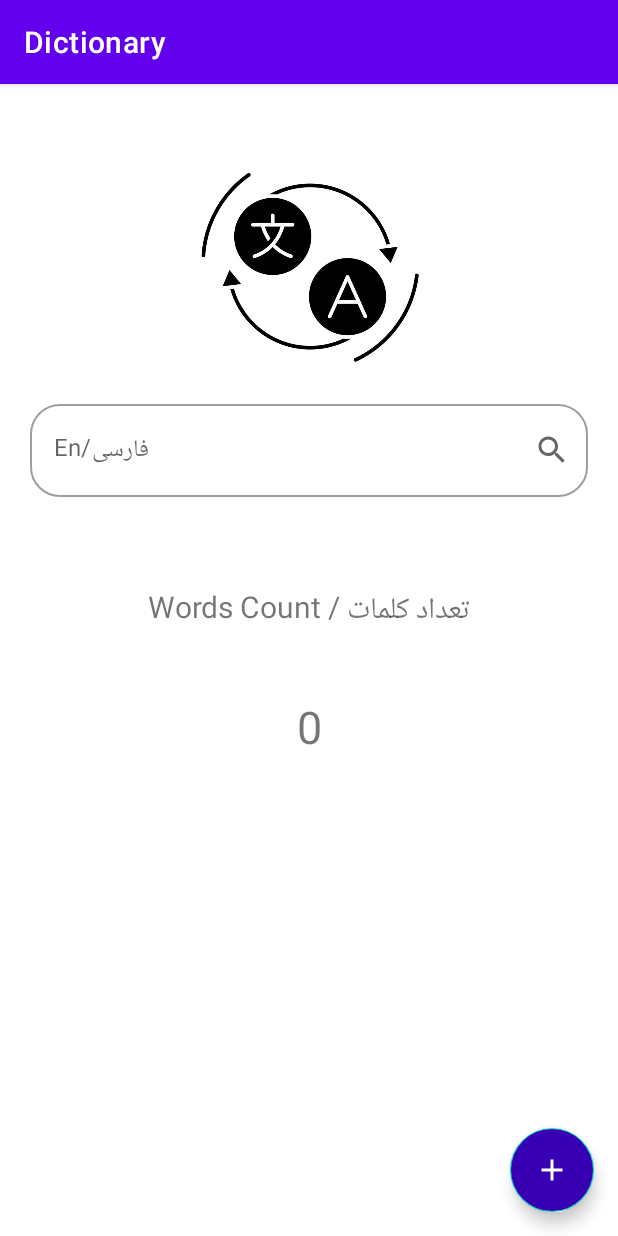
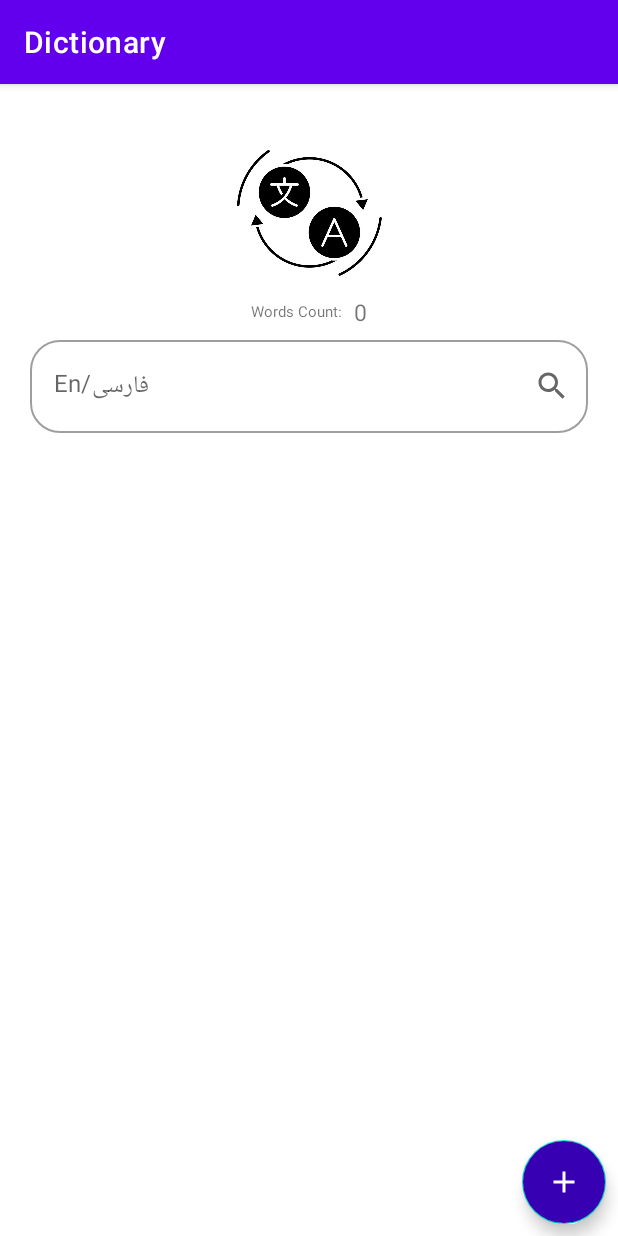
Before and after one commit to Zahra-Jannesari/DictionaryApp, an Android app: the screen it shows after launch (MainActivity), on a phone screen of 412 x 824 dp. Run offline under Robolectric (Android 15) with nearby library versions, the phone set to English and light mode, and no system bars; our stand-ins replace Room's generated code.

Commit message:
refactor main fragment xml to contain recycler view

```diff
--- a/app/src/main/res/layout/fragment_main.xml
+++ b/app/src/main/res/layout/fragment_main.xml
@@ -11,7 +11,7 @@
         style="@style/Widget.MaterialComponents.TextInputLayout.OutlinedBox"
         android:layout_width="match_parent"
         android:layout_height="wrap_content"
-        android:layout_margin="20dp"
+        android:layout_marginHorizontal="20dp"
         app:boxCornerRadiusBottomEnd="20dp"
         app:boxCornerRadiusBottomStart="20dp"
         app:boxCornerRadiusTopEnd="20dp"
@@ -20,9 +20,10 @@
         app:endIconMode="custom"
         app:hintAnimationEnabled="false"
         app:hintEnabled="false"
+        android:layout_marginTop="8dp"
         app:layout_constraintEnd_toEndOf="parent"
         app:layout_constraintStart_toStartOf="parent"
-        app:layout_constraintTop_toBottomOf="@+id/imageView">
+        app:layout_constraintTop_toBottomOf="@+id/linearLayout">
 
         <com.google.android.material.textfield.TextInputEditText
             android:id="@+id/editText_search"
@@ -35,57 +36,78 @@
 
     <ImageView
         android:id="@+id/imageView"
-        android:layout_width="150dp"
-        android:layout_height="150dp"
+        android:layout_width="100dp"
+        android:layout_height="100dp"
         android:src="@drawable/splash_icon"
         app:layout_constraintBottom_toBottomOf="parent"
         app:layout_constraintEnd_toEndOf="parent"
         app:layout_constraintStart_toStartOf="parent"
         app:layout_constraintTop_toTopOf="parent"
-        app:layout_constraintVertical_bias="0.07" />
+        app:layout_constraintVertical_bias="0.05" />
 
-    <androidx.coordinatorlayout.widget.CoordinatorLayout
-        android:layout_width="wrap_content"
-        android:layout_height="wrap_content"
-        app:layout_constraintBottom_toBottomOf="parent"
-        app:layout_constraintEnd_toEndOf="parent"
-        app:layout_constraintHorizontal_bias="1.0"
-        app:layout_constraintStart_toStartOf="parent">
 
     <com.google.android.material.floatingactionbutton.FloatingActionButton
         android:id="@+id/fab_add"
         android:layout_width="wrap_content"
         android:layout_height="wrap_content"
-            android:layout_margin="16dp"
+        android:layout_margin="8dp"
         android:backgroundTint="?attr/colorPrimaryVariant"
         android:src="@drawable/ic_baseline_add_24"
+        app:layout_constraintBottom_toBottomOf="parent"
+        app:layout_constraintEnd_toEndOf="parent"
+        app:layout_constraintHorizontal_bias="1.0"
+        app:layout_constraintStart_toStartOf="parent"
         app:tint="@color/white"
         tools:ignore="SpeakableTextPresentCheck" />
 
-    </androidx.coordinatorlayout.widget.CoordinatorLayout>
+
+    <LinearLayout
+        android:id="@+id/linearLayout"
+        android:layout_width="wrap_content"
+        android:layout_height="wrap_content"
+        android:layout_marginTop="8dp"
+        android:gravity="center"
+        android:orientation="horizontal"
+        app:layout_constraintEnd_toEndOf="parent"
+        app:layout_constraintStart_toStartOf="parent"
+        app:layout_constraintTop_toBottomOf="@+id/imageView">
 
         <TextView
             android:id="@+id/tv_wordCount"
             android:layout_width="wrap_content"
             android:layout_height="wrap_content"
-        android:text="Words Count / تعداد کلمات"
-        android:textSize="20sp"
-        app:layout_constraintBottom_toBottomOf="parent"
-        app:layout_constraintEnd_toEndOf="@+id/textField_search"
-        app:layout_constraintStart_toStartOf="@+id/textField_search"
-        app:layout_constraintTop_toBottomOf="@+id/textField_search"
-        app:layout_constraintVertical_bias="0.13" />
+            android:layout_marginHorizontal="4dp"
+            android:text="Words Count:"
+            android:textSize="10sp" />
 
         <TextView
             android:id="@+id/textView_wordsCounter"
             android:layout_width="wrap_content"
             android:layout_height="wrap_content"
-        android:text=""
-        android:textSize="30sp"
+            android:layout_marginHorizontal="4dp"
+            android:text="0"
+            android:textSize="15sp"
+            app:layout_constraintEnd_toEndOf="@+id/tv_wordCount"
+            app:layout_constraintHorizontal_bias="0.588"
+            app:layout_constraintStart_toStartOf="@+id/tv_wordCount"
+            tools:layout_editor_absoluteY="230dp" />
+    </LinearLayout>
+
+    <ScrollView
+        android:id="@+id/scrollView"
+        android:layout_width="0dp"
+        android:layout_height="0dp"
+        android:layout_marginVertical="8dp"
         app:layout_constraintBottom_toBottomOf="parent"
-        app:layout_constraintEnd_toEndOf="@+id/tv_wordCount"
-        app:layout_constraintStart_toStartOf="@+id/tv_wordCount"
-        app:layout_constraintTop_toBottomOf="@+id/tv_wordCount"
-        app:layout_constraintVertical_bias="0.110000014" />
+        app:layout_constraintEnd_toEndOf="parent"
+        app:layout_constraintStart_toStartOf="parent"
+        app:layout_constraintTop_toBottomOf="@+id/textField_search">
+
+        <androidx.recyclerview.widget.RecyclerView
+            android:layout_width="match_parent"
+            android:layout_height="wrap_content"
+            app:layout_constraintBottom_toTopOf="@+id/fab_add" />
+    </ScrollView>
+
 
 </androidx.constraintlayout.widget.ConstraintLayout>
```
Lines whose indentation alone changed are shown as unchanged.
